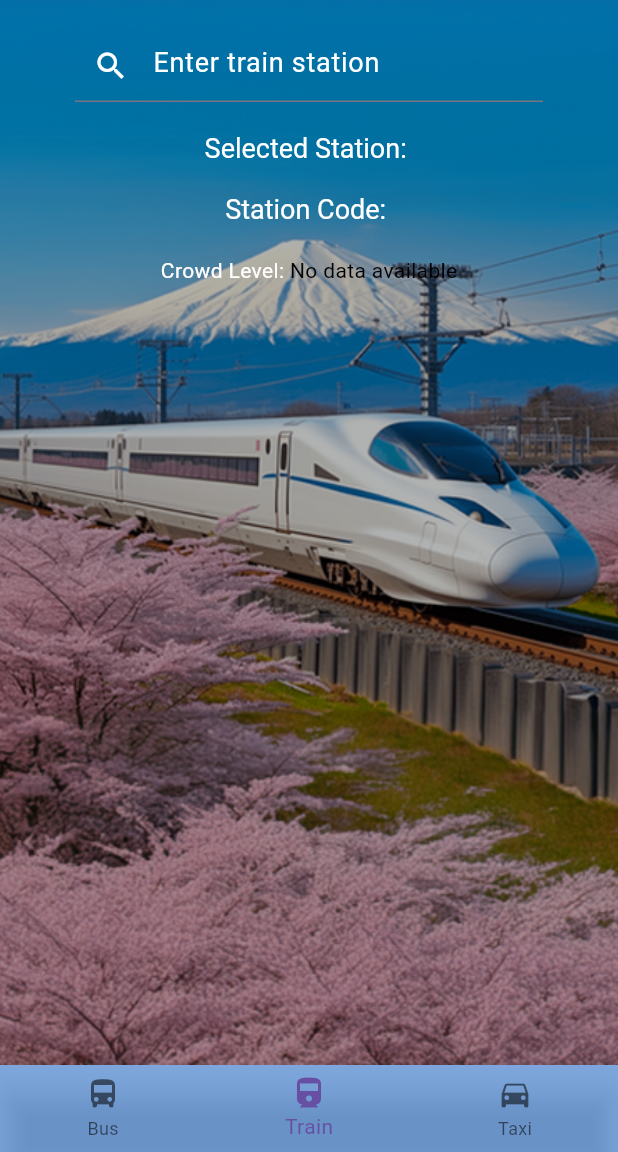
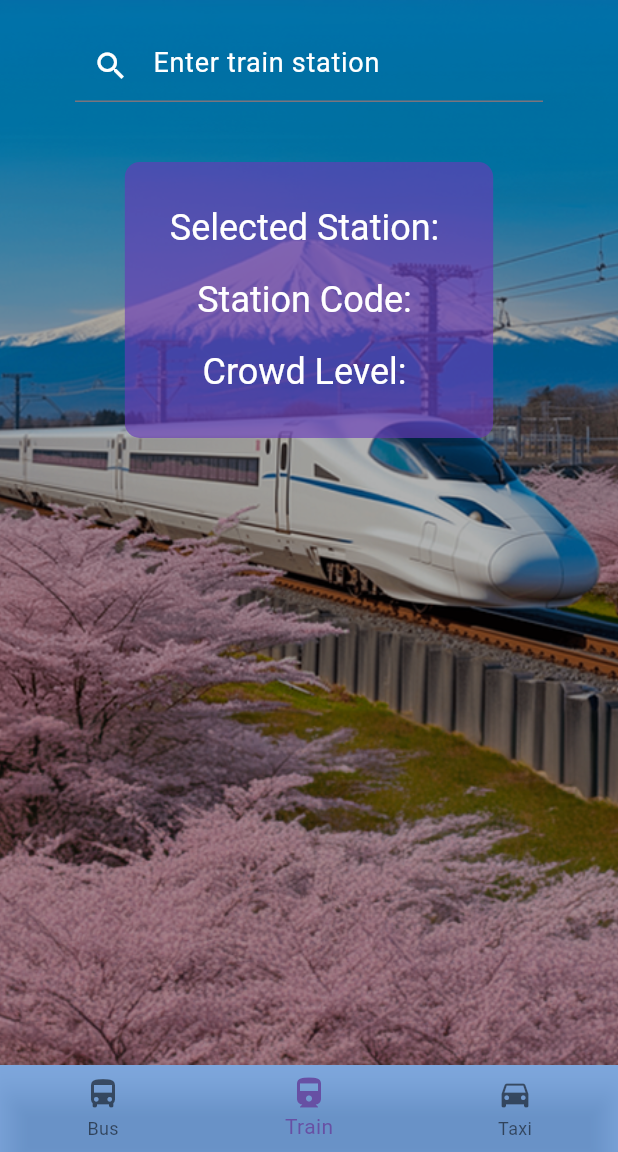
Before and after one commit to zacw-243L/flutter-transport-app, a Flutter app: the screen it shows once a user with an empty profile is signed in, item 2 of the bottom bar chosen, on a phone screen of 412 x 824 dp, the part 84-1236 px from its top. Run offline on Flutter 3.47's test engine with Material 3 defaults, Android fonts, the phone set to English and light mode, and no system bars; our stand-ins replace cloud_firestore, firebase_auth, firebase_core; missing offline and left inert: firebase_ui_auth; accounts and stored records are empty; network calls fail.

Commit message:
Added UI, tinted some text

```diff
--- a/lib/screens/train_screen.dart
+++ b/lib/screens/train_screen.dart
@@ -62,7 +62,7 @@ class _TrainScreenState extends State<TrainScreen> {
         }
       }
     }
-    return 'No data available';
+    return '';
   }
 
   Color _getCrowdLevelColor(String crowdLevel) {
@@ -76,6 +76,23 @@ class _TrainScreenState extends State<TrainScreen> {
       default:
         return Colors
             .black; // Default color for 'Unknown' or 'No data available'
+    }
+  }
+
+  Color _getTrainLineColor(String trainLineCode) {
+    switch (trainLineCode) {
+      case 'EWL':
+        return Colors.green;
+      case 'CCL':
+        return Colors.orange;
+      case 'NSL':
+        return Colors.red;
+      case 'NEL':
+        return Colors.purple;
+      case 'DTL':
+        return Colors.blue;
+      default:
+        return Colors.white; // Default color if train line code doesn't match
     }
   }
 
@@ -150,14 +167,32 @@ class _TrainScreenState extends State<TrainScreen> {
                 ),
               ),
               SizedBox(height: 20),
+              Container(
+                margin: EdgeInsets.all(20),
+                padding: EdgeInsets.all(
+                    30), // Add some padding to make the container bigger
+                decoration: BoxDecoration(
+                  color: Colors.deepPurple
+                      .withOpacity(0.65), // 30% opacity deep purple background
+                  borderRadius: BorderRadius.all(
+                      Radius.circular(10)), // Round the corners
+                ),
+                child: Column(
+                  children: [
                     RichText(
                       text: TextSpan(
-                  text: 'Selected Station: ',
-                  style: TextStyle(color: Colors.white, fontSize: 18),
+                        text: 'Selected Station: ', // Bold the text
+                        style: TextStyle(
+                          color: Colors.white,
+                          fontSize: 24,
+                        ),
                         children: <TextSpan>[
                           TextSpan(
                             text: _selectedTrainStation.stnName,
-                      style: TextStyle(color: Colors.white70, fontSize: 18),
+                            style: TextStyle(
+                                color: Colors.white70,
+                                fontSize: 24,
+                                fontWeight: FontWeight.bold),
                           ),
                         ],
                       ),
@@ -165,32 +200,46 @@ class _TrainScreenState extends State<TrainScreen> {
                     SizedBox(height: 20),
                     RichText(
                       text: TextSpan(
-                  text: 'Station Code: ',
-                  style: TextStyle(color: Colors.white, fontSize: 18),
+                        text: 'Station Code: ', // Bold the text
+                        style: TextStyle(
+                          color: Colors.white,
+                          fontSize: 24,
+                        ),
                         children: <TextSpan>[
                           TextSpan(
                             text: _selectedTrainStation.stnCode,
-                      style: TextStyle(color: Colors.white70, fontSize: 18),
+                            style: TextStyle(
+                              color: _getTrainLineColor(
+                                  _selectedTrainStation.trainLineCode),
+                              fontSize: 24,
+                              fontWeight: FontWeight.bold,
+                            ),
                           ),
                         ],
                       ),
                     ),
                     SizedBox(height: 20),
-              Text.rich(
-                TextSpan(
-                  text: 'Crowd Level: ',
+                    RichText(
+                      text: TextSpan(
+                        text: 'Crowd Level: ', // Bold the text
                         style: TextStyle(
-                      color: Colors.white), // Default text color for the prefix
+                          fontSize: 24,
+                          color: Colors.white,
+                        ),
                         children: [
                           TextSpan(
                             text: crowdLevel,
                             style: TextStyle(
-                          color: _getCrowdLevelColor(
-                              crowdLevel)), // Color based on crowd level
+                                color: _getCrowdLevelColor(crowdLevel),
+                                fontSize: 24,
+                                fontWeight: FontWeight.bold),
                           ),
                         ],
                       ),
                     ),
+                  ],
+                ),
+              )
             ],
           ),
         ],
```
Lines whose indentation alone changed are shown as unchanged.
